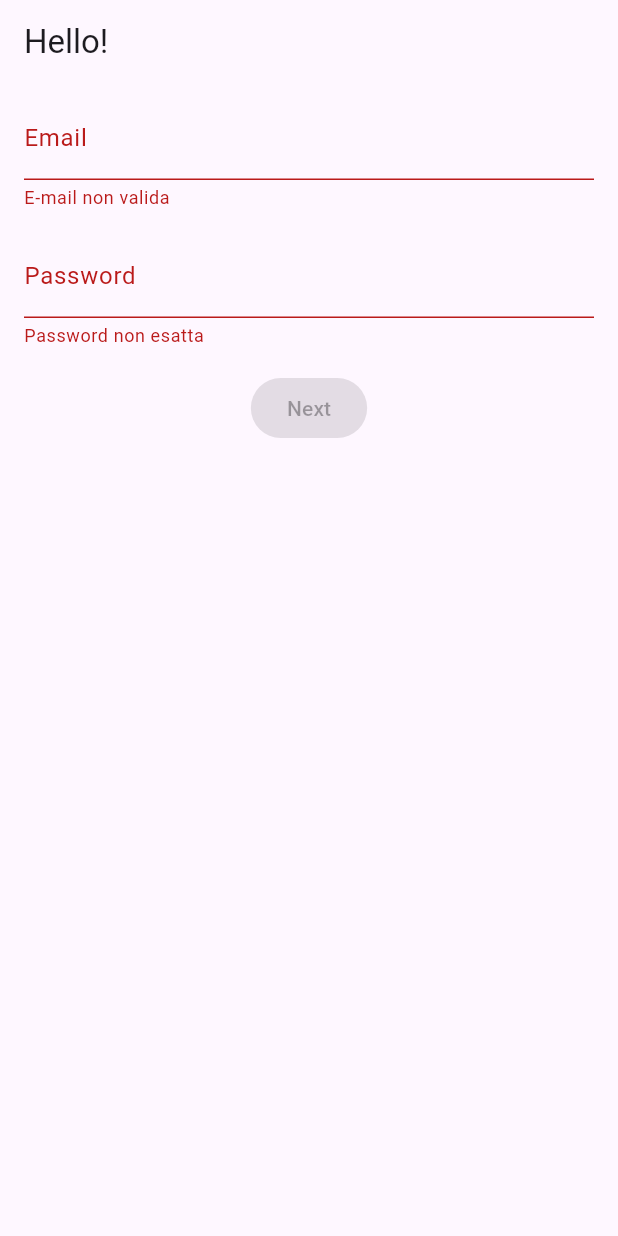
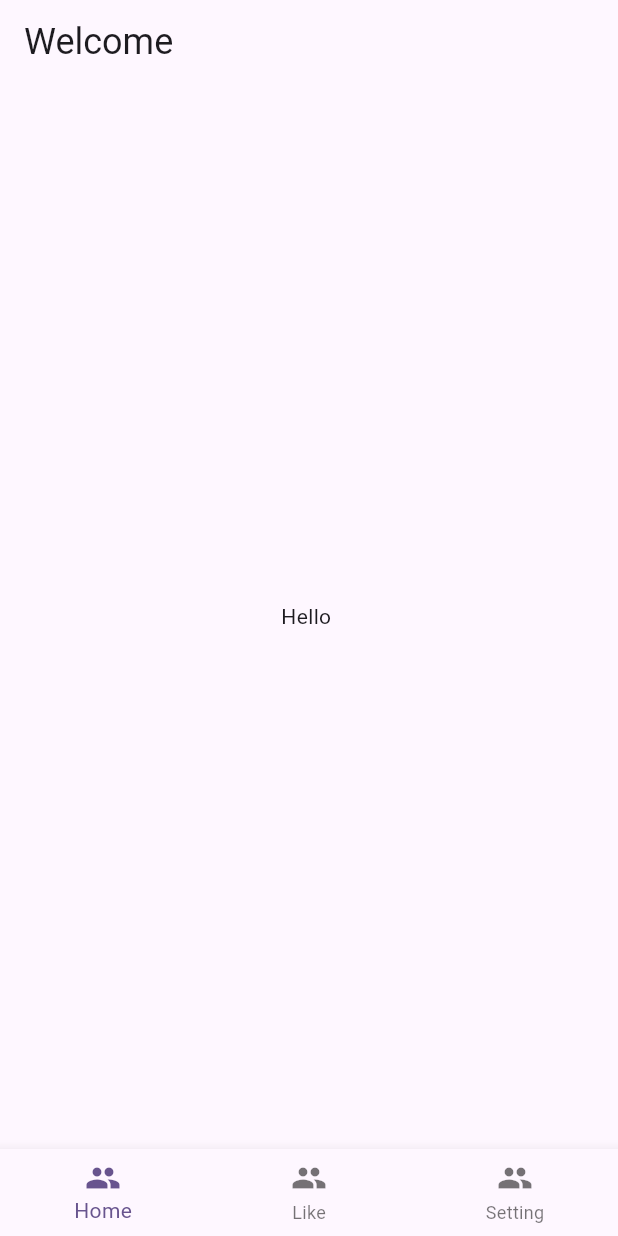
Before and after one commit to piriottu/news_app_flutter, a Flutter app: the screen it shows after launch, on a phone screen of 412 x 824 dp. Run offline on Flutter 3.47's test engine with Material 2 defaults, Android fonts, the phone set to English and light mode, and no system bars; our stand-ins replace bloc, equatable, flutter_bloc.

Commit message:
created navigation bottom

```diff
--- a/lib/app.dart
+++ b/lib/app.dart
@@ -1,10 +1,5 @@
 import 'package:flutter/material.dart';
-import 'package:flutter_bloc/flutter_bloc.dart';
-import 'package:news_app_flutter/blocs/authentication/authentication_cubit.dart';
-import 'package:news_app_flutter/blocs/form/form_bloc.dart';
-import 'package:news_app_flutter/blocs/login/login_bloc.dart';
-import 'package:news_app_flutter/pages/login_page.dart';
-import 'package:news_app_flutter/pages/welcome_page.dart';
+import 'package:news_app_flutter/pages/hello_page.dart';
 
 class App extends StatelessWidget {
   const App({super.key});
@@ -12,25 +7,13 @@ class App extends StatelessWidget {
   // This widget is the root of your application.
   @override
   Widget build(BuildContext context) {
-    return MultiBlocProvider(
-        providers: [
-          BlocProvider(create: (context) => FormBloc()),
-          BlocProvider(create: (context) => AuthenticationCubit()),
-          BlocProvider(
-              create: (context) =>
-                  LoginBloc(context.read<AuthenticationCubit>())),
-        ],
-        child: MaterialApp(
+    return MaterialApp(
           title: 'Flutter Demo',
           theme: ThemeData(
             colorScheme: ColorScheme.fromSeed(seedColor: Colors.deepPurple),
             useMaterial3: true,
           ),
-          //siccome ci saranno due pagine la prima di login la seconda di loggato creiamo un bloc builder
-          home: BlocBuilder<AuthenticationCubit, AuthenticationState>(
-              builder: (context, state) => state is Authenticated
-                  ? const WelcomePage()
-                  : const LoginPage()),
-        ));
+          home: const HelloPage(),
+        );
   }
 }
--- a/lib/blocs/authentication/authentication_cubit.dart
+++ /dev/null
@@ -1,12 +0,0 @@
-import 'package:bloc/bloc.dart';
-import 'package:equatable/equatable.dart';
-
-part 'authentication_state.dart';
-
-class AuthenticationCubit extends Cubit<AuthenticationState> {
-  AuthenticationCubit() : super(NotAuthenticated());
-
-  void setAuthenticated() => emit(Authenticated());
-
-  void setUnauthenticated() => emit(NotAuthenticated());
-}
--- a/lib/blocs/authentication/authentication_state.dart
+++ /dev/null
@@ -1,15 +0,0 @@
-part of 'authentication_cubit.dart';
-
-abstract class AuthenticationState extends Equatable {
-  const AuthenticationState();
-}
-
-class NotAuthenticated extends AuthenticationState {
-  @override
-  List<Object> get props => [];
-}
-
-class Authenticated extends AuthenticationState {
-  @override
-  List<Object> get props => [];
-}
--- a/lib/blocs/form/form_bloc.dart
+++ /dev/null
@@ -1,25 +0,0 @@
-import 'package:bloc/bloc.dart';
-import 'package:equatable/equatable.dart';
-
-part 'form_event.dart';
-
-part 'form_state.dart';
-
-class FormBloc extends Bloc<FormEvent, FormState> {
-  FormBloc() : super(const FormState()) {
-    on<FormEvent>((event, emit) {
-      mapEventState(event, emit);
-    });
-  }
-
- void mapEventState(FormEvent event, Emitter<FormState> emit) async {
-    if (event is EmailChangedEvent) {
-       emit.call(FormState(email: event.email, password: state.password));
-    } else if (event is PasswordChangedEvent) {
-       emit.call(FormState(email: state.email, password: event.password));
-    }
-  }
-
-  void changeEmail(String email) => add(EmailChangedEvent(email));
-  void changePassword(String password) => add(PasswordChangedEvent(password));
-}
--- a/lib/blocs/form/form_event.dart
+++ /dev/null
@@ -1,24 +0,0 @@
-part of 'form_bloc.dart';
-
-abstract class FormEvent extends Equatable {
-  const FormEvent();
-}
-
-//Cambiamento email
-class EmailChangedEvent extends FormEvent {
-  final String email;
-
-  const EmailChangedEvent(this.email);
-
-  @override
-  List<Object?> get props => [email];
-}
-
-class PasswordChangedEvent extends FormEvent {
-  final String password;
-
-  const PasswordChangedEvent(this.password);
-
-  @override
-  List<Object?> get props => [password];
-}
--- a/lib/blocs/form/form_state.dart
+++ /dev/null
@@ -1,20 +0,0 @@
-part of 'form_bloc.dart';
-
-class FormState extends Equatable {
-  final String? email;
-  final String? password;
-
-  const FormState({this.email, this.password});
-
-  bool get isValidEmail =>
-      email != null &&
-      RegExp(r"^[a-zA-Z0-9.a-zA-Z0-9.!#$%&'*+-/=?^_`{|}~]+@[a-zA-Z0-9]+\.[a-zA-Z]+")
-          .hasMatch(email!);
-
-  bool get isValidPassword => password != null && password!.length >= 6;
-
-  bool get isValidForm => isValidEmail && isValidPassword;
-
-  @override
-  List<Object?> get props => [email, password];
-}
--- a/lib/blocs/login/login_bloc.dart
+++ /dev/null
@@ -1,42 +0,0 @@
-import 'dart:async';
-
-import 'package:bloc/bloc.dart';
-import 'package:equatable/equatable.dart';
-import 'package:news_app_flutter/blocs/authentication/authentication_cubit.dart';
-
-part 'login_event.dart';
-
-part 'login_state.dart';
-
-class LoginBloc extends Bloc<LoginEvent, LoginState> {
-  //in caso di autenticazione dobbiamo aggiornare anche lo stato di cubit auth
-  final AuthenticationCubit authenticationCubit;
-
-  LoginBloc(this.authenticationCubit) : super(LoginInitial()) {
-    on<LoginEvent>((event, emit) {
-      callMockLoginState(event, emit);
-    });
-  }
-
-  //creo una chiamata mock
-  void callMockLoginState(LoginEvent event, Emitter<LoginState> emit) async {
-    if (event is PerformLogin) {
-      print(
-          'Stai facendo login con email:${event.email}\n Hai introdotto la psw:${event.password}');
-      //mostro una progress
-      emit.call(PerformingLogin());
-
-      await Future.delayed(const Duration(seconds: 3), () {
-      });
-
-      authenticationCubit.setAuthenticated();
-      emit.call(PerformedLogin());
-    }/* else if (event is PasswordChangedEvent) {
-      emit.call(FormState(email: state.email, password: event.password));
-    }*/
-  }
-
-  //permettiamo ad un utente di eseguire l'accesso e rimappare un evento
-  void performLogin(String email, String password) =>
-      add(PerformLogin(email, password));
-}
--- a/lib/blocs/login/login_event.dart
+++ /dev/null
@@ -1,15 +0,0 @@
-part of 'login_bloc.dart';
-
-abstract class LoginEvent extends Equatable {
-  const LoginEvent();
-}
-
-class PerformLogin extends LoginEvent {
-  final String? email;
-  final String? password;
-
-  const PerformLogin(this.email, this.password);
-
-  @override
-  List<Object?> get props => [email, password];
-}
--- a/lib/blocs/login/login_state.dart
+++ /dev/null
@@ -1,22 +0,0 @@
-part of 'login_bloc.dart';
-
-abstract class LoginState extends Equatable {
-  const LoginState();
-}
-
-class LoginInitial extends LoginState {
-  @override
-  List<Object> get props => [];
-}
-
-//fase in qui si sta facendo il login
-class PerformingLogin extends LoginState {
-  @override
-  List<Object> get props => [];
-}
-
-//fase in qui  il login è completato
-class PerformedLogin extends LoginState {
-  @override
-  List<Object> get props => [];
-}
--- /dev/null
+++ b/lib/cubits/bottom_navigation_bar/bottom_navigation_bar_cubit.dart
@@ -0,0 +1,11 @@
+import 'package:bloc/bloc.dart';
+import 'package:equatable/equatable.dart';
+
+part 'bottom_navigation_bar_state.dart';
+
+class BottomNavigationBarCubit extends Cubit<BottomNavigationBarState> {
+  BottomNavigationBarCubit() : super(const BottomNavigationBarState());
+
+  void changePage({required int index, required String name}) =>
+      emit(BottomNavigationBarState(index: index, name: name));
+}
--- /dev/null
+++ b/lib/cubits/bottom_navigation_bar/bottom_navigation_bar_state.dart
@@ -0,0 +1,11 @@
+part of 'bottom_navigation_bar_cubit.dart';
+
+class BottomNavigationBarState extends Equatable {
+  final int index;
+  final String name;
+
+  const BottomNavigationBarState({this.index = 0, this.name = ""});
+
+  @override
+  List<Object> get props => [index, name];
+}
--- /dev/null
+++ b/lib/cubits/drawer/drawer_cubit.dart
@@ -0,0 +1,6 @@
+import 'package:flutter_bloc/flutter_bloc.dart';
+
+class DrawerCubit extends Cubit<String>{
+  DrawerCubit(super.initialState);
+
+}
--- a/lib/main.dart
+++ b/lib/main.dart
@@ -2,5 +2,5 @@ import 'package:flutter/material.dart';
 import 'package:news_app_flutter/app.dart';
 
 void main() {
-  runApp(App());
+  runApp(const App());
 }
--- /dev/null
+++ b/lib/pages/hello_page.dart
@@ -0,0 +1,43 @@
+import 'package:flutter/material.dart';
+import 'package:flutter_bloc/flutter_bloc.dart';
+import 'package:news_app_flutter/cubits/bottom_navigation_bar/bottom_navigation_bar_cubit.dart';
+import 'package:news_app_flutter/views/main_view.dart';
+
+class HelloPage extends StatelessWidget {
+  const HelloPage({super.key});
+
+  @override
+  Widget build(BuildContext context) =>
+      BlocProvider(
+        create: (context) => BottomNavigationBarCubit(),
+        child: BlocBuilder<BottomNavigationBarCubit, BottomNavigationBarState>(
+            builder: (context, state) =>
+                Scaffold(
+                  appBar: AppBar(
+                    title: Text('Welcome',
+                        style: Theme
+                            .of(context)
+                            .textTheme
+                            .headlineSmall),
+                  ),
+                  body: MainView(name: state.name),
+                  bottomNavigationBar: _navigationBar(context, state.index),
+                )),
+      );
+}
+
+Widget _navigationBar(BuildContext context, int selectedIndex) {
+  var items = ['Home', 'Like', 'Setting'];
+
+  return BottomNavigationBar(
+      currentIndex: selectedIndex,
+      onTap: (int index) {
+        context.read<BottomNavigationBarCubit>().changePage(index:index, name: items[index]);
+      },
+      items: items
+          .map((name) => _bottomNavigationBarItem(name))
+          .toList(growable: false));
+}
+
+BottomNavigationBarItem _bottomNavigationBarItem(String name) =>
+    BottomNavigationBarItem(icon: const Icon(Icons.people), label: name);
--- a/lib/pages/login_page.dart
+++ /dev/null
@@ -1,77 +0,0 @@
-import 'package:flutter/material.dart';
-import 'package:flutter_bloc/flutter_bloc.dart';
-import 'package:news_app_flutter/blocs/form/form_bloc.dart' as B;
-import 'package:news_app_flutter/blocs/login/login_bloc.dart';
-
-class LoginPage extends StatelessWidget {
-  const LoginPage({super.key});
-
-  @override
-  Widget build(BuildContext context) {
-    return Scaffold(
-      appBar: AppBar(title: const Text('Hello!')),
-      body: BlocBuilder<B.FormBloc, B.FormState>(
-        builder: (context, state) => BlocBuilder<LoginBloc, LoginState>(
-          builder: (context, loginState) => Column(
-            children: [
-              _email(context, state, loginState),
-              _password(context, state, loginState),
-              _loginButton(context, state, loginState),
-              //aggiungo progress bar
-              if(loginState is PerformingLogin)
-                _circularProgressBar()
-            ],
-          ),
-        ),
-      ),
-    );
-  }
-
-  Widget _circularProgressBar() => const CircularProgressIndicator(backgroundColor: Colors.red,);
-
-  Widget _email(
-          BuildContext context, B.FormState state, LoginState loginState) =>
-      Padding(
-          padding: const EdgeInsets.symmetric(horizontal: 16, vertical: 8),
-          child: TextField(
-            //disabilito l'edit una volta premuto sul bottone login
-            enabled: loginState is! PerformingLogin,
-            decoration: InputDecoration(
-              hintText: 'inseriesci email',
-              labelText: 'Email',
-              errorText: !state.isValidEmail ? 'E-mail non valida' : null,
-            ),
-            keyboardType: TextInputType.emailAddress,
-            onChanged: context.watch<B.FormBloc>().changeEmail,
-          ));
-
-  Widget _password(
-          BuildContext context, B.FormState state, LoginState loginState) =>
-      Padding(
-        padding: const EdgeInsets.symmetric(horizontal: 16, vertical: 8),
-        child: TextField(
-          //disabilito l'edit una volta premuto sul bottone login
-          enabled: loginState is! PerformingLogin,
-          decoration: InputDecoration(
-              hintText: 'inserisci password',
-              labelText: 'Password',
-              errorText: !state.isValidPassword ? 'Password non esatta' : null),
-          keyboardType: TextInputType.text,
-          onChanged: context.watch<B.FormBloc>().changePassword,
-          obscureText: true,
-        ),
-      );
-
-  Widget _loginButton(
-          BuildContext context, B.FormState state, LoginState loginState) =>
-      Padding(
-          padding: const EdgeInsets.all(8),
-          child: ElevatedButton(
-              //disabilito bottone se i cambi non sono esatti o se c'è un login in corso
-              onPressed: state.isValidForm && loginState is! PerformingLogin
-                  ? () => context
-                      .read<LoginBloc>()
-                      .performLogin(state.email!, state.password!)
-                  : null,
-              child: const Text('Next')));
-}
--- /dev/null
+++ b/lib/views/main_view.dart
@@ -0,0 +1,13 @@
+import 'package:flutter/cupertino.dart';
+import 'package:flutter/material.dart';
+
+class MainView extends StatelessWidget {
+  final String name;
+
+  const MainView({super.key, required this.name});
+
+  @override
+  Widget build(BuildContext context) => Center(
+    child: Text('Hello $name'),
+  );
+}
```
Also changed, not shown: lib/pages/second_page.dart (deleted, +0 -27 lines), lib/pages/welcome_page.dart (deleted, +0 -28 lines), 1 other file.
